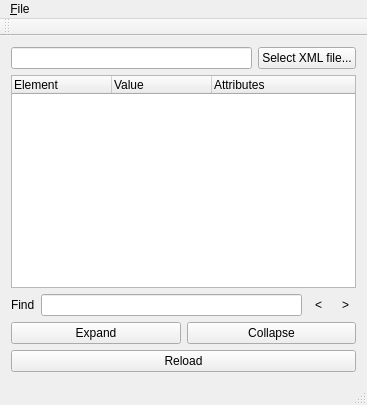
Qt form mainwindow.ui (rasgo-cc/DamnSimpleXML) before a commit.
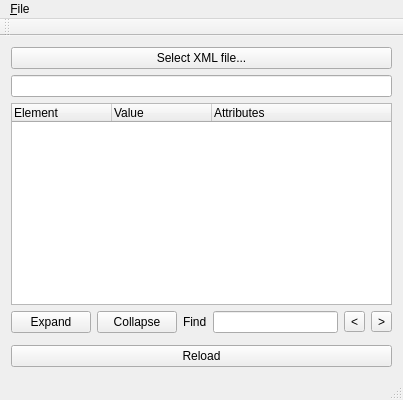
The same form after that commit. Icons and pictures are not drawn. Custom widgets are drawn as their Qt base class.

Diff of the .ui file:
```diff
--- a/mainwindow.ui
+++ b/mainwindow.ui
@@ -6,8 +6,8 @@
    <rect>
     <x>0</x>
     <y>0</y>
-    <width>367</width>
-    <height>405</height>
+    <width>403</width>
+    <height>400</height>
    </rect>
   </property>
   <property name="windowTitle">
@@ -19,13 +19,6 @@
      <layout class="QVBoxLayout" name="verticalLayout">
       <item>
        <layout class="QHBoxLayout" name="horizontalLayout">
-        <item>
-         <widget class="QLineEdit" name="filePath_lineEdit">
-          <property name="readOnly">
-           <bool>true</bool>
-          </property>
-         </widget>
-        </item>
         <item>
          <widget class="QPushButton" name="browse_pushButton">
           <property name="text">
@@ -35,6 +28,13 @@
         </item>
        </layout>
       </item>
+      <item>
+       <widget class="QLineEdit" name="filePath_lineEdit">
+        <property name="readOnly">
+         <bool>true</bool>
+        </property>
+       </widget>
+      </item>
       <item>
        <widget class="XmlTreeWidget" name="treeWidget">
         <property name="columnCount">
@@ -59,6 +59,20 @@
       </item>
       <item>
        <layout class="QHBoxLayout" name="horizontalLayout_2">
+        <item>
+         <widget class="QPushButton" name="expand_pushButton">
+          <property name="text">
+           <string>Expand</string>
+          </property>
+         </widget>
+        </item>
+        <item>
+         <widget class="QPushButton" name="collapse_pushButton">
+          <property name="text">
+           <string>Collapse</string>
+          </property>
+         </widget>
+        </item>
         <item>
          <widget class="QLabel" name="label">
           <property name="text">
@@ -79,7 +93,7 @@
             <normaloff>:/arrow-left.png</normaloff>:/arrow-left.png</iconset>
           </property>
           <property name="autoRaise">
-           <bool>true</bool>
+           <bool>false</bool>
           </property>
          </widget>
         </item>
@@ -93,29 +107,17 @@
             <normaloff>:/arrow-right.png</normaloff>:/arrow-right.png</iconset>
           </property>
           <property name="autoRaise">
-           <bool>true</bool>
+           <bool>false</bool>
           </property>
          </widget>
         </item>
        </layout>
       </item>
       <item>
-       <layout class="QHBoxLayout" name="horizontalLayout_3">
-        <item>
-         <widget class="QPushButton" name="expand_pushButton">
-          <property name="text">
-           <string>Expand</string>
-          </property>
-         </widget>
-        </item>
-        <item>
-         <widget class="QPushButton" name="collapse_pushButton">
-          <property name="text">
-           <string>Collapse</string>
-          </property>
-         </widget>
-        </item>
-       </layout>
+       <layout class="QHBoxLayout" name="horizontalLayout_3"/>
+      </item>
+      <item>
+       <widget class="PopupWidget" name="popupWidget" native="true"/>
       </item>
       <item>
        <widget class="QPushButton" name="refresh_pushButton">
@@ -133,8 +135,8 @@
     <rect>
      <x>0</x>
      <y>0</y>
-     <width>367</width>
-     <height>21</height>
+     <width>403</width>
+     <height>24</height>
     </rect>
    </property>
    <widget class="QMenu" name="menu_File">
@@ -167,6 +169,12 @@
    <extends>QTreeWidget</extends>
    <header>xmltreewidget.h</header>
   </customwidget>
+  <customwidget>
+   <class>PopupWidget</class>
+   <extends>QWidget</extends>
+   <header location="global">popupwidget.h</header>
+   <container>1</container>
+  </customwidget>
  </customwidgets>
  <resources>
   <include location="resources/icons.qrc"/>
```
